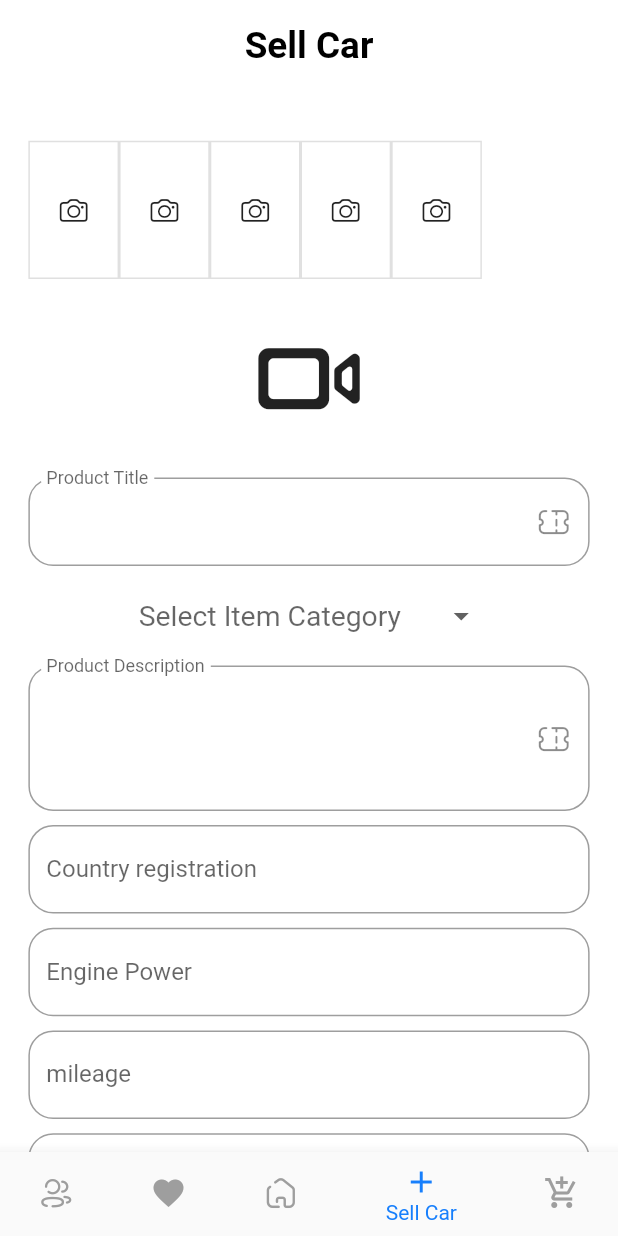
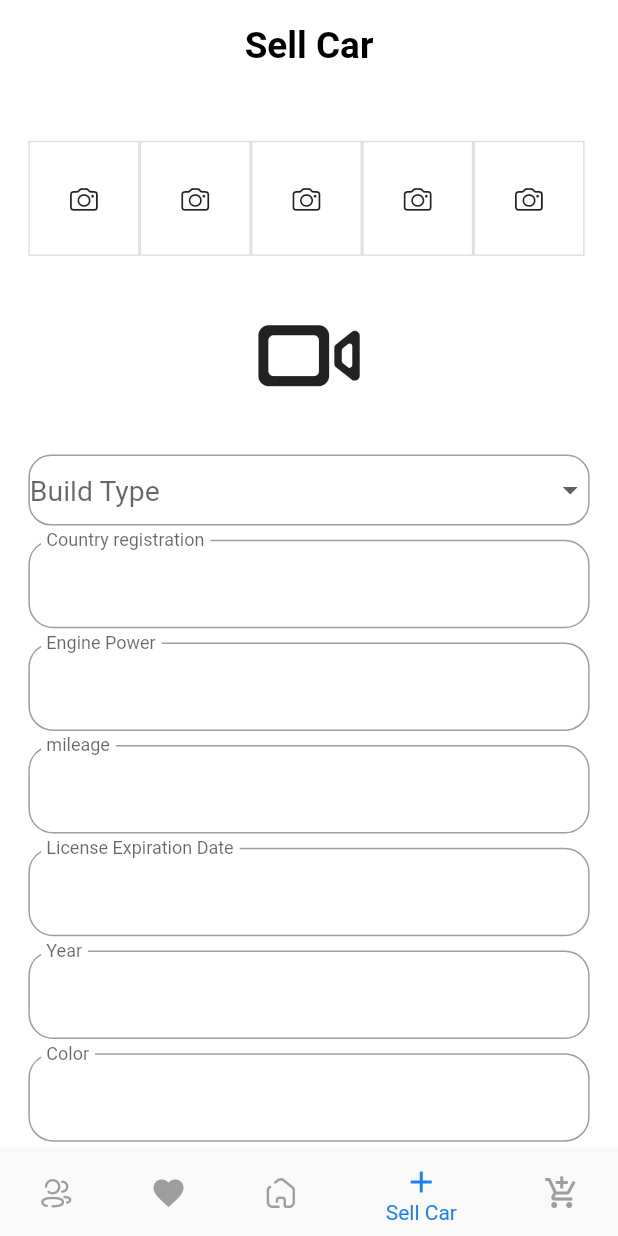
Before and after one commit to diaaossam/platinum_app, a Flutter app: the MainLayout screen opened directly, item 4 of the bottom bar chosen, on a phone screen of 412 x 824 dp. Run offline on Flutter 3.47's test engine with Material 2 defaults, Android fonts, the phone set to English and light mode, and no system bars; drawn by our look-alikes of dropdown_button2; our stand-ins replace bloc, cloud_firestore, firebase_auth, firebase_core, firebase_storage, flutter_bloc and 6 more; missing offline and left inert: tbib_toast; accounts and stored records are empty; project files that could hold a hidden picture were left out.

Commit message:
sell 20/41

```diff
--- a/lib/components/custom_text_form_field.dart
+++ b/lib/components/custom_text_form_field.dart
@@ -44,7 +44,7 @@ class CustomTextFormField extends StatelessWidget {
         labelText: lableText,
         hintText: hintText == 'n'  ? null :hintText,
         border: ThemeManger.outlineInputBorder(),
-        floatingLabelBehavior: FloatingLabelBehavior.never,
+        floatingLabelBehavior: FloatingLabelBehavior.always,
         suffixIcon: suffixIcon == null
             ? null
             : Padding(
--- a/lib/models/car_model.dart
+++ b/lib/models/car_model.dart
@@ -5,7 +5,7 @@ class CarModel {
   String? sellerId;
   String? title;
   String? price;
-  List<String> images = [];
+  List<String> image = [];
   String? video;
   String? desc;
   bool? isFav;
@@ -21,7 +21,7 @@ class CarModel {
     required this.sellerId,
     required this.desc,
     required this.type,
-    required this.images,
+    required this.image,
     required this.video,
     required this.isFav,
 
@@ -40,13 +40,14 @@ class CarModel {
   CarModel.fromJson(Map<String, dynamic> json) {
     id = json['id'];
     title = json['title'];
+
     price = json['price'];
     desc = json['desc'];
     video = json['video'];
     isFav = json['isFav'];
-    if (json['images'] != null) {
-      json['images'].forEach((element) {
-        images.add(element);
+    if (json['image'] != null) {
+      json['image'].forEach((element) {
+        image.add(element);
       });
     }
     type = json['type'];
@@ -72,7 +73,7 @@ class CarModel {
       'price': price,
       'desc': desc,
       'isFav': isFav,
-      'images': images,
+      'image': image,
       'type': type,
       'sellerId': sellerId,
       'video':video,
--- a/lib/screens/category_screen/category_screen.dart
+++ b/lib/screens/category_screen/category_screen.dart
@@ -120,7 +120,7 @@ class CategoryScreen extends StatelessWidget {
                           borderRadius: BorderRadius.circular(
                               getProportionateScreenHeight(8.0)),
                           image: DecorationImage(
-                              image: NetworkImage('${model!.images[0]}'),
+                              image: NetworkImage('${model!.image[0]}'),
                               fit: BoxFit.cover)),
                     ),
                   ),
--- a/lib/screens/main_layout/cubit/main_cubit.dart
+++ b/lib/screens/main_layout/cubit/main_cubit.dart
@@ -206,4 +206,10 @@ class MainCubit extends Cubit<MainState> {
       emit(GetMyAdsCarsSuccess());
     });
   }
+
+  bool carTaxPaid = false;
+   void setUpCarTaxPaid(){
+     this.carTaxPaid= !carTaxPaid;
+     emit(ChangeCheckBoxState());
+   }
 }
--- a/lib/screens/main_layout/cubit/main_state.dart
+++ b/lib/screens/main_layout/cubit/main_state.dart
@@ -31,3 +31,4 @@ class RemoveCarFavourtie extends MainState {}
 class GetMyAdsCarsSuccess extends MainState {}
 class GetMyAdsCarsLoading extends MainState {}
 class RemoveCarMyAds extends MainState {}
+class ChangeCheckBoxState extends MainState {}
--- a/lib/screens/main_layout/screens/favorite_screen/fav_screen.dart
+++ b/lib/screens/main_layout/screens/favorite_screen/fav_screen.dart
@@ -74,7 +74,7 @@ class FavoriteScreen extends StatelessWidget {
                         borderRadius: BorderRadius.circular(
                             getProportionateScreenHeight(8.0)),
                         image: DecorationImage(
-                            image: NetworkImage('${model!.images[0]}'),
+                            image: NetworkImage('${model!.image[0]}'),
                             fit: BoxFit.cover)),
                   ),
                 ),
--- a/lib/screens/main_layout/screens/my_ads_screen/my_ads_screen.dart
+++ b/lib/screens/main_layout/screens/my_ads_screen/my_ads_screen.dart
@@ -72,7 +72,7 @@ class MyAdsScreen extends StatelessWidget {
                         borderRadius: BorderRadius.circular(
                             getProportionateScreenHeight(8.0)),
                         image: DecorationImage(
-                            image: NetworkImage('${model!.images[0]}'),
+                            image: NetworkImage('${model!.image[0]}'),
                             fit: BoxFit.cover)),
                   ),
                 ),
--- a/lib/screens/main_layout/screens/sell_screen/components/drop_category.dart
+++ b/lib/screens/main_layout/screens/sell_screen/components/drop_category.dart
@@ -13,8 +13,12 @@ class DropDownCategory extends StatelessWidget {
       builder: (context, state) {
         return DropdownButtonHideUnderline(
           child: DropdownButton2(
+            buttonDecoration: BoxDecoration(
+              border: Border.all(color: Colors.grey,),
+                  borderRadius: BorderRadius.all(Radius.circular(15))
+            ),
             hint: Text(
-              'Select Item Category',
+              'Build Type',
               style: TextStyle(
                 fontSize: getProportionateScreenHeight(20.0),
                 color: Theme
@@ -43,7 +47,7 @@ class DropDownCategory extends StatelessWidget {
               MainCubit.get(context).chooseCategory(value as String);
             },
             buttonHeight: getProportionateScreenHeight(50.0),
-            buttonWidth: getProportionateScreenHeight(240),
+            buttonWidth: double.infinity,
             itemHeight: getProportionateScreenHeight(50.0),
           ),
         );
--- a/lib/screens/main_layout/screens/sell_screen/sell_screen.dart
+++ b/lib/screens/main_layout/screens/sell_screen/sell_screen.dart
@@ -4,10 +4,12 @@ import 'package:flutter/cupertino.dart';
 import 'package:flutter/material.dart';
 import 'package:flutter_bloc/flutter_bloc.dart';
 import 'package:image_picker/image_picker.dart';
+import 'package:platinum_app/components/app_text.dart';
 import 'package:platinum_app/components/custom_text_form_field.dart';
 import 'package:platinum_app/models/car_model.dart';
 import 'package:platinum_app/screens/main_layout/cubit/main_cubit.dart';
 import 'package:platinum_app/screens/main_layout/screens/sell_screen/components/drop_category.dart';
+import 'package:platinum_app/shared/helper/mangers/colors.dart';
 import 'package:platinum_app/shared/helper/mangers/constants.dart';
 import 'package:platinum_app/shared/helper/methods.dart';
 import 'package:tbib_toast/tbib_toast.dart';
@@ -37,6 +39,7 @@ class _SellCarScreenState extends State<SellCarScreen> {
   var color = TextEditingController();
   var number = TextEditingController();
   var problems = TextEditingController();
+
 
   var formKey = GlobalKey<FormState>();
 
@@ -94,7 +97,7 @@ class _SellCarScreenState extends State<SellCarScreen> {
                       },
                       child: Container(
                         width: double.infinity,
-                        height: SizeConfigManger.bodyHeight * 0.12,
+                        height: SizeConfigManger.bodyHeight * 0.10,
                         child: ListView.builder(
                             scrollDirection: Axis.horizontal,
                             itemCount: cubit.productImages.isEmpty
@@ -102,6 +105,7 @@ class _SellCarScreenState extends State<SellCarScreen> {
                                 : cubit.productImages.length,
                             itemBuilder: (context, index) {
                               return Container(
+                                width: SizeConfigManger.screenWidth * 0.18,
                                 decoration: BoxDecoration(
                                   border: Border.all(color: Colors.black12),
                                 ),
@@ -110,8 +114,11 @@ class _SellCarScreenState extends State<SellCarScreen> {
                                         horizontal:
                                             getProportionateScreenWidth(18.0)),
                                     child: cubit.productImages.isNotEmpty
-                                        ? Image.file(File(
-                                            cubit.productImages[index].path))
+                                        ? Container(
+                                      width: double.infinity,
+                                          child: Image.file(File(
+                                              cubit.productImages[index].path),fit: BoxFit.cover,),
+                                        )
                                         : Icon(
                                             CupertinoIcons.camera,
                                             size: getProportionateScreenHeight(
@@ -141,57 +148,45 @@ class _SellCarScreenState extends State<SellCarScreen> {
                     SizedBox(
                       height: getProportionateScreenHeight(20.0),
                     ),
-                    buildProductTitleFormField(cubit),
-                    SizedBox(
-                      height: getProportionateScreenHeight(10.0),
-                    ),
                     DropDownCategory(),
-                    SizedBox(
-                      height: getProportionateScreenHeight(10.0),
-                    ),
-                    buildProductDescprtionFormField(cubit),
                     SizedBox(
                       height: getProportionateScreenHeight(10.0),
                     ),
                     CustomTextFormField(
                         controller: countryReg,
                         lableText: 'Country registration',
-                        hintText: 'Enter Country registration'),
+                        hintText: 'n'),
                     SizedBox(
                       height: getProportionateScreenHeight(10.0),
                     ),
                     CustomTextFormField(
                         controller: enginePower,
                         lableText: 'Engine Power',
-                        hintText: 'Enter Country registration'),
+                        hintText: 'n'),
                     SizedBox(
                       height: getProportionateScreenHeight(10.0),
                     ),
                     CustomTextFormField(
                         controller: mileage,
                         lableText: 'mileage',
-                        hintText: 'Enter mileage'),
+                        hintText: 'n'),
                     SizedBox(
                       height: getProportionateScreenHeight(10.0),
                     ),
                     CustomTextFormField(
                         controller: licenseExpire,
                         lableText: 'License Expiration Date',
-                        hintText: 'Enter Expiration Date'),
+                        hintText: 'n'),
                     SizedBox(
                       height: getProportionateScreenHeight(10.0),
                     ),
                     CustomTextFormField(
-                        controller: year,
-                        lableText: 'Year',
-                        hintText: 'Enter Year'),
+                        controller: year, lableText: 'Year', hintText: 'n'),
                     SizedBox(
                       height: getProportionateScreenHeight(10.0),
                     ),
                     CustomTextFormField(
-                        controller: color,
-                        lableText: 'Color',
-                        hintText: 'Enter Color'),
+                        controller: color, lableText: 'Color', hintText: 'n'),
                     SizedBox(
                       height: getProportionateScreenHeight(10.0),
                     ),
@@ -202,14 +197,34 @@ class _SellCarScreenState extends State<SellCarScreen> {
                     CustomTextFormField(
                         controller: number,
                         lableText: 'Number Of Owner',
-                        hintText: 'Enter Number'),
+                        hintText: 'n'),
                     SizedBox(
                       height: getProportionateScreenHeight(10.0),
                     ),
                     CustomTextFormField(
                         controller: problems,
                         lableText: 'Any car Problems',
-                        hintText: 'Enter Car Problems'),
+                        hintText: 'n'),
+                    SizedBox(
+                      height: getProportionateScreenHeight(20.0),
+                    ),
+
+                    AppText(text: 'License Status'),
+                    SizedBox(
+                      height: getProportionateScreenHeight(10.0),
+                    ),
+                    Row(
+                      children: [
+                        Checkbox(
+                          value: cubit.carTaxPaid,
+                          activeColor: ColorsManger.primaryColor,
+                          onChanged: (value) {
+                            cubit.setUpCarTaxPaid();
+                          },
+                        ),
+                        AppText(text: 'Car Text Paid ?'),
+                      ],
+                    ),
                     SizedBox(
                       height: getProportionateScreenHeight(10.0),
                     ),
@@ -218,17 +233,17 @@ class _SellCarScreenState extends State<SellCarScreen> {
                       height: getProportionateScreenHeight(10.0),
                     ),
                     //done
-                    Padding(
-                      padding: EdgeInsets.symmetric(
-                          horizontal: getProportionateScreenHeight(80.0)),
-                      child: buildProductPriceFormField(cubit),
+                    buildProductPriceFormField(cubit),
+                    SizedBox(
+                      height: getProportionateScreenHeight(10.0),
                     ),
+                     buildProductDescprtionFormField(cubit),
+                    SizedBox(
+                      height: getProportionateScreenHeight(10.0),
+                    ),
+                    buildProductTitleFormField(cubit),
                     SizedBox(
                       height: getProportionateScreenHeight(20.0),
-                    ),
-                    DropDownCategory(),
-                    SizedBox(
-                      height: getProportionateScreenHeight(40.0),
                     ),
                     CustomButton(
                         text: 'Confirm',
@@ -258,8 +273,9 @@ class _SellCarScreenState extends State<SellCarScreen> {
                                       enginePower: enginePower.text,
                                       countryReg: countryReg.text,
                                       color: color.text,
-                                      images: [],
-                                      sellerId: FirebaseAuth.instance.currentUser!.uid,
+                                      image: [],
+                                      sellerId: FirebaseAuth
+                                          .instance.currentUser!.uid,
                                       title: title.text,
                                       price: price.text,
                                       desc: desc.text,
@@ -292,7 +308,6 @@ class _SellCarScreenState extends State<SellCarScreen> {
         border: ThemeManger.outlineInputBorder(),
         labelText: "Product Title",
         floatingLabelBehavior: FloatingLabelBehavior.always,
-        suffixIcon: Icon(IconBroken.Ticket),
       ),
     );
   }
@@ -312,7 +327,6 @@ class _SellCarScreenState extends State<SellCarScreen> {
         border: ThemeManger.outlineInputBorder(),
         labelText: "Product Description",
         floatingLabelBehavior: FloatingLabelBehavior.always,
-        suffixIcon: Icon(IconBroken.Ticket),
       ),
     );
   }
@@ -332,7 +346,6 @@ class _SellCarScreenState extends State<SellCarScreen> {
         border: ThemeManger.outlineInputBorder(),
         labelText: "Product Price",
         floatingLabelBehavior: FloatingLabelBehavior.always,
-        suffixIcon: Icon(IconBroken.Ticket),
       ),
     );
   }
```
Also changed, not shown: lib/components/custom_card.dart (added, +49 -0 lines), lib/screens/details/components/body.dart (+35 -8 lines), lib/screens/details/components/product_description.dart (+60 -7 lines), lib/screens/main_layout/screens/sell_screen/components/fuel_type.dart (+6 -1 lines), lib/screens/main_layout/screens/sell_screen/components/item_con.dart (+11 -13 lines).
